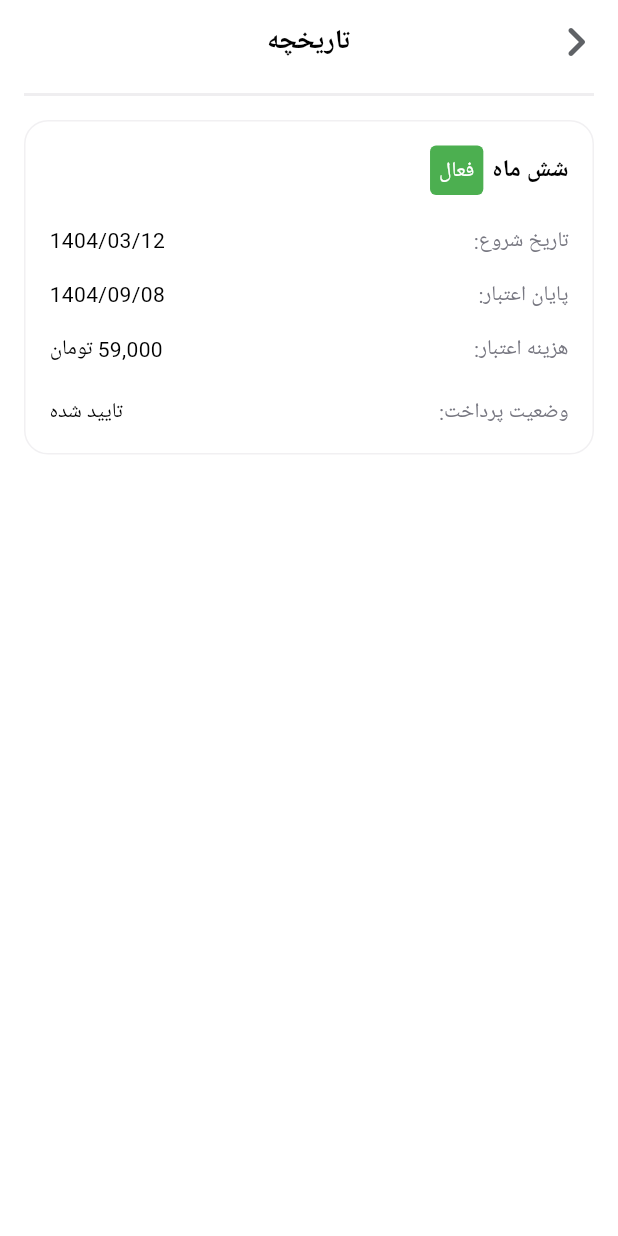
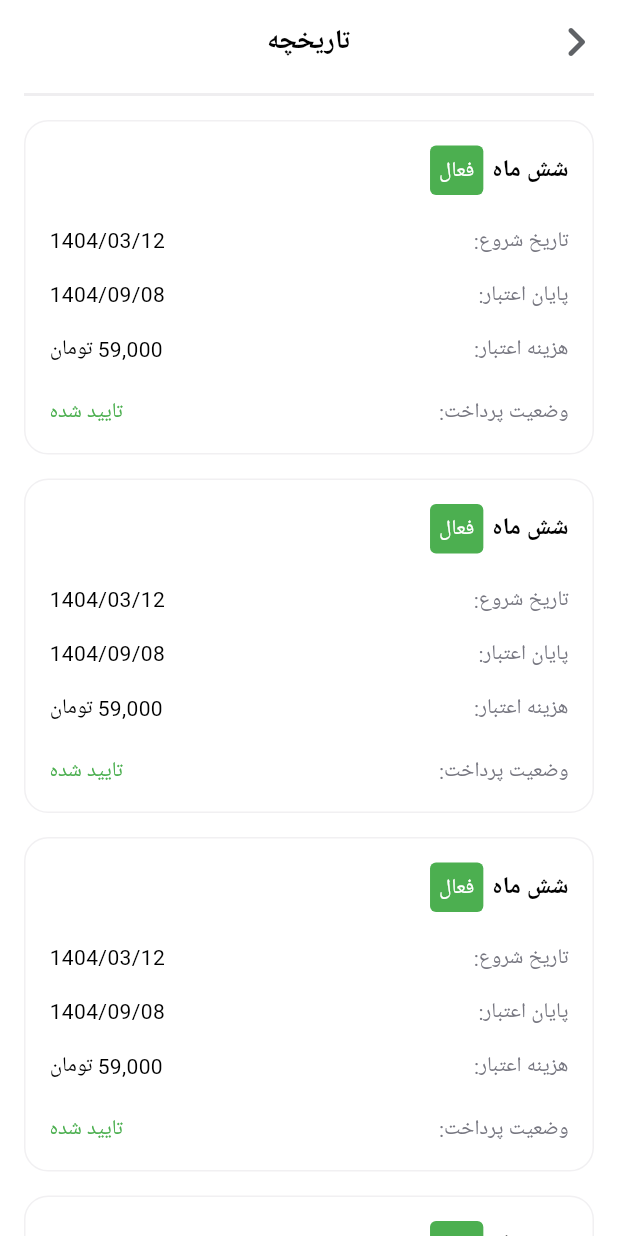
Before and after one commit to Matin-RK0/zoodex_walk, a Flutter app: the screen it shows after launch, item 4 of the bottom bar chosen, after a tap on "تاریخچه اشتراک‌های شما", on a phone screen of 412 x 824 dp. Run offline on Flutter 3.47's test engine with Material 3 defaults, Android fonts, the phone set to English and light mode, and no system bars; our stand-ins replace carousel_slider, dartz, dio, flutter_svg, get_it; network calls fail.

Commit message:
complete plus page

```diff
--- a/lib/features/ordersPage/presentation/pages/orders_page.dart
+++ b/lib/features/ordersPage/presentation/pages/orders_page.dart
@@ -24,7 +24,7 @@ class _OrdersPageState extends State<OrdersPage> {
             backgroundColor: Colors.white,
             foregroundColor: Colors.black,
             leading: GestureDetector(
-              child: Icon(
+              child: const Icon(
                 Icons.chevron_left_rounded,
                 size: 40,
                 color: Color(0xff5F6266),
@@ -38,9 +38,9 @@ class _OrdersPageState extends State<OrdersPage> {
               child: Divider(
                 height: 1.0,
                 thickness: 2.0,
-                color: Color(0xffefeef0),
+                color: const Color(0xffefeef0),
                 indent: 16,
-                endIndent: 16, // می‌توانید رنگ را تغییر دهید
+                endIndent: 16,
               ),
             ),
           ),
@@ -53,13 +53,13 @@ class _OrdersPageState extends State<OrdersPage> {
                   Container(
                     padding: const EdgeInsets.all(32.0),
                     decoration: BoxDecoration(
-                      color: Color(0xfff6f6f6),
+                      color: const Color(0xfff6f6f6),
                       borderRadius: BorderRadius.circular(16),
                       boxShadow: [
                         BoxShadow(
                           color: Colors.black.withOpacity(0.1),
                           blurRadius: 10,
-                          offset: Offset(0, 4), // تغییر موقعیت سایه
+                          offset: const Offset(0, 4),
                         ),
                       ],
                     ),
@@ -69,27 +69,27 @@ class _OrdersPageState extends State<OrdersPage> {
                         children: [
                           Container(
                             decoration: BoxDecoration(
-                              color: Color(0xffffeed7),
+                              color: const Color(0xffffeed7),
                               borderRadius: BorderRadius.circular(16),
                             ),
-                            child: Padding(
-                              padding: const EdgeInsets.fromLTRB(8, 1, 8, 1),
+                            child: const Padding(
+                              padding: EdgeInsets.fromLTRB(8, 1, 8, 1),
                               child: Text(
                                 'شش ماه',
                                 style: TextStyle(color: Colors.black),
                               ),
                             ),
                           ),
-                          SizedBox(height: 32),
-                          Text(
+                          const SizedBox(height: 32),
+                          const Text(
                             'مدت زمان باقی مانده:',
                             style: TextStyle(
                               color: Color(0xff46464f),
                               fontSize: 14,
                             ),
                           ),
-                          SizedBox(height: 32),
-                          Row(
+                          const SizedBox(height: 32),
+                          const Row(
                             mainAxisAlignment: MainAxisAlignment.center,
                             children: [
                               Text(
@@ -119,8 +119,8 @@ class _OrdersPageState extends State<OrdersPage> {
                       ),
                     ),
                   ),
-                  SizedBox(height: 16),
-                  Text(
+                  const SizedBox(height: 16),
+                  const Text(
                     'سود شما',
                     style: TextStyle(
                       color: Colors.black,
@@ -128,8 +128,8 @@ class _OrdersPageState extends State<OrdersPage> {
                       fontWeight: FontWeight.w600,
                     ),
                   ),
-                  SizedBox(height: 16),
-                  ProfitCard(
+                  const SizedBox(height: 16),
+                  const ProfitCard(
                     price: '240,000 تومان',
                     title: 'ارسال رایگان',
                     icon: Icon(
@@ -138,8 +138,8 @@ class _OrdersPageState extends State<OrdersPage> {
                       size: 24,
                     ),
                   ),
-                  SizedBox(height: 16),
-                  ProfitCard(
+                  const SizedBox(height: 16),
+                  const ProfitCard(
                     price: '37,000 تومان',
                     title: 'تخفیف مجموعه‌ها',
                     icon: Icon(
@@ -148,8 +148,8 @@ class _OrdersPageState extends State<OrdersPage> {
                       size: 24,
                     ),
                   ),
-                  SizedBox(height: 16),
-                  ProfitCard(
+                  const SizedBox(height: 16),
+                  const ProfitCard(
                     price: '60,000 تومان',
                     title: 'کش بک',
                     icon: Icon(
@@ -158,7 +158,8 @@ class _OrdersPageState extends State<OrdersPage> {
                       size: 24,
                     ),
                   ),
-                  SizedBox(height: 16),
+                  const SizedBox(height: 16),
+                  //! Navigate to the subscription history page on tap.
                   InkWell(
                     onTap: () {
                       Navigator.push(
@@ -173,9 +174,9 @@ class _OrdersPageState extends State<OrdersPage> {
                       decoration: BoxDecoration(
                         color: Colors.white,
                         borderRadius: BorderRadius.circular(16),
-                        border: Border.all(color: Color(0xfff1f0f2), width: 1),
+                        border: Border.all(color: const Color(0xfff1f0f2), width: 1),
                       ),
-                      child: Row(
+                      child: const Row(
                         children: [
                           Text(
                             'تاریخچه اشتراک‌های شما',
@@ -205,6 +206,7 @@ class _OrdersPageState extends State<OrdersPage> {
   }
 }
 
+//! A reusable card widget to display different types of profit.
 class ProfitCard extends StatelessWidget {
   final String price;
   final Widget icon;
@@ -223,7 +225,7 @@ class ProfitCard extends StatelessWidget {
       decoration: BoxDecoration(
         color: Colors.white,
         borderRadius: BorderRadius.circular(16),
-        border: Border.all(color: Color(0xfff1f0f2), width: 1),
+        border: Border.all(color: const Color(0xfff1f0f2), width: 1),
       ),
       child: Column(
         children: [
@@ -231,25 +233,25 @@ class ProfitCard extends StatelessWidget {
             children: [
               Container(
                 padding: const EdgeInsets.all(24.0),
-                decoration: BoxDecoration(
+                decoration: const BoxDecoration(
                   shape: BoxShape.circle,
                   color: Color(0xffeff1f8),
                 ),
                 child: icon,
               ),
-              SizedBox(width: 8),
+              const SizedBox(width: 8),
               Text(
                 title,
-                style: TextStyle(
+                style: const TextStyle(
                   fontWeight: FontWeight.bold,
                   color: Colors.black,
                   fontSize: 14,
                 ),
               ),
-              Spacer(),
+              const Spacer(),
               Text(
                 price,
-                style: TextStyle(
+                style: const TextStyle(
                   fontWeight: FontWeight.bold,
                   color: Color(0xff767880),
                   fontSize: 14,
@@ -263,8 +265,37 @@ class ProfitCard extends StatelessWidget {
   }
 }
 
-class PlusHistory extends StatelessWidget {
+class PlusHistory extends StatefulWidget {
   const PlusHistory({super.key});
+
+  @override
+  State<PlusHistory> createState() => _PlusHistoryState();
+}
+
+class _PlusHistoryState extends State<PlusHistory> {
+  late final ScrollController _scrollController;
+
+  @override
+  void initState() {
+    super.initState();
+    _scrollController = ScrollController();
+  }
+
+  @override
+  void dispose() {
+    //! Always dispose of the controller to prevent memory leaks.
+    _scrollController.dispose();
+    super.dispose();
+  }
+
+  //! This function programmatically scrolls the content to the top.
+  void _scrollToTop() {
+    _scrollController.animateTo(
+      0.0,
+      duration: const Duration(milliseconds: 500),
+      curve: Curves.easeInOut,
+    );
+  }
 
   @override
   Widget build(BuildContext context) {
@@ -272,6 +303,7 @@ class PlusHistory extends StatelessWidget {
       textDirection: TextDirection.rtl,
       child: Scaffold(
         appBar: AppBar(
+          surfaceTintColor: Colors.white,
           centerTitle: true,
           title: const Text(
             'تاریخچه',
@@ -280,7 +312,7 @@ class PlusHistory extends StatelessWidget {
           backgroundColor: Colors.white,
           foregroundColor: Colors.black,
           leading: GestureDetector(
-            child: Icon(
+            child: const Icon(
               Icons.chevron_left_rounded,
               size: 40,
               color: Color(0xff5F6266),
@@ -294,28 +326,70 @@ class PlusHistory extends StatelessWidget {
             child: Divider(
               height: 1.0,
               thickness: 2.0,
-              color: Color(0xffefeef0),
+              color: const Color(0xffefeef0),
               indent: 16,
-              endIndent: 16, // می‌توانید رنگ را تغییر دهید
+              endIndent: 16,
             ),
           ),
         ),
-        body: Padding(
+        body: SingleChildScrollView(
+          //! The ScrollController is attached to the parent scrollable widget.
+          controller: _scrollController,
+          child: Padding(
             padding: const EdgeInsets.all(16.0),
             child: Column(
               children: [
-              Container(
-                padding: EdgeInsets.all(16),
+                ListView.builder(
+                  //! --- Important settings for nested ListView ---
+                  //! 1. shrinkWrap allows the ListView to size itself to its content.
+                  shrinkWrap: true,
+                  //! 2. This physics prevents the ListView from being scrollable itself,
+                  //!    avoiding conflicts with the parent SingleChildScrollView.
+                  physics: const NeverScrollableScrollPhysics(),
+                  itemCount: 20,
+                  itemBuilder: (context, index) {
+                    return const PlusHistoryCard();
+                  },
+                ),
+                const SizedBox(height: 16),
+                //! This button triggers the scroll-to-top action.
+                IconButton(
+                  onPressed: _scrollToTop,
+                  icon: const Icon(
+                    Icons.arrow_upward_rounded,
+                    size: 36,
+                    color: Color(0xff767880),
+                  ),
+                ),
+              ],
+            ),
+          ),
+        ),
+      ),
+    );
+  }
+}
+
+//! A card to display a single item in the subscription history.
+class PlusHistoryCard extends StatelessWidget {
+  const PlusHistoryCard({super.key});
+
+  @override
+  Widget build(BuildContext context) {
+    return Padding(
+      padding: const EdgeInsets.only(bottom: 16),
+      child: Container(
+        padding: const EdgeInsets.all(16),
         decoration: BoxDecoration(
           color: Colors.white,
           borderRadius: BorderRadius.circular(16),
-                  border: Border.all(color: Color(0xfff1f0f2), width: 1),
+          border: Border.all(color: const Color(0xfff1f0f2), width: 1),
         ),
         child: Column(
           children: [
             Row(
               children: [
-                        Text(
+                const Text(
                   'شش ماه',
                   style: TextStyle(
                     color: Colors.black,
@@ -323,58 +397,57 @@ class PlusHistory extends StatelessWidget {
                     fontWeight: FontWeight.bold,
                   ),
                 ),
-                        SizedBox(width: 6),
+                const SizedBox(width: 6),
                 Container(
-                          padding: EdgeInsets.all(6),
+                  padding: const EdgeInsets.all(6),
                   decoration: BoxDecoration(
                     color: Colors.green,
                     borderRadius: BorderRadius.circular(4),
                   ),
-                          child: Text(
+                  child: const Text(
                     'فعال',
                     style: TextStyle(color: Colors.white, fontSize: 14),
                   ),
                 ),
               ],
             ),
-                    SizedBox(height: 20,),
-                    HistoryInfoRow(title: 'تاریخ شروع:',value: '1404/03/12'),
-                    SizedBox(height: 14,),
-                    HistoryInfoRow(title: 'پایان اعتبار:',value: '1404/09/08'),
-                    SizedBox(height: 14,),
-                    HistoryInfoRow(title: 'هزینه اعتبار:',value: '59,000 تومان'),
-                    SizedBox(height: 20,),
-                    HistoryInfoRow(title: 'وضعیت پرداخت:',value: 'تایید شده'),
+            const SizedBox(height: 20),
+            const HistoryInfoRow(title: 'تاریخ شروع:', value: '1404/03/12'),
+            const SizedBox(height: 14),
+            const HistoryInfoRow(title: 'پایان اعتبار:', value: '1404/09/08'),
+            const SizedBox(height: 14),
+            const HistoryInfoRow(title: 'هزینه اعتبار:', value: '59,000 تومان'),
+            const SizedBox(height: 20),
+            const HistoryInfoRow(title: 'وضعیت پرداخت:', value: 'تایید شده'),
           ],
-                ),
-              ),
-            ],
-          ),
         ),
       ),
     );
   }
 }
 
+//! A reusable row for displaying key-value information with conditional text color.
 class HistoryInfoRow extends StatelessWidget {
   final String title;
   final String value;
-  const HistoryInfoRow({
-    super.key, required this.value, required this.title,
-  });
+  const HistoryInfoRow({super.key, required this.value, required this.title});
 
   @override
   Widget build(BuildContext context) {
     return Row(
       children: [
-        Text(
-          title,
-          style: TextStyle(color: Color(0xff767680), fontSize: 14),
-        ),
-        Spacer(),
+        Text(title, style: const TextStyle(color: Color(0xff767680), fontSize: 14)),
+        const Spacer(),
         Text(
           value,
-          style: TextStyle(color: Colors.black, fontSize: 14),
+          style: TextStyle(
+            //! Dynamically change color based on the payment status text.
+            color:
+                value == 'تایید شده'
+                    ? Colors.green
+                    : (value == 'لغو شده' ? Colors.red : Colors.black),
+            fontSize: 14,
+          ),
         ),
       ],
     );
```
Lines whose indentation alone changed are shown as unchanged.
